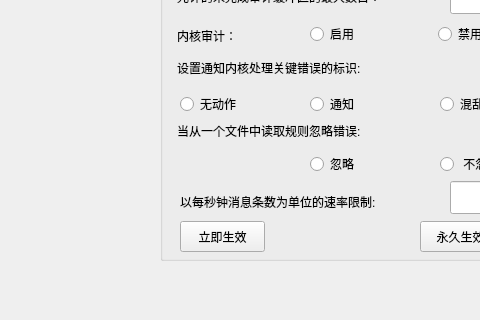
This is AUD/audkernrulepage.ui in liuyufeng509/SecCenter as Qt 5 draws it before an edit; both pictures show x 0 to 480 and y 98 to 418 of the 710 by 418 pixel window. The edited form follows.
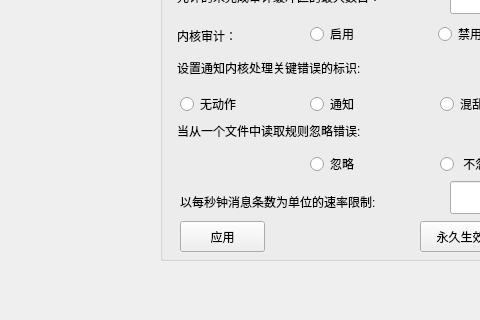
This is the edited form.

What changed in the file:
```diff
--- a/AUD/audkernrulepage.ui
+++ b/AUD/audkernrulepage.ui
@@ -216,7 +216,7 @@
        </rect>
       </property>
       <property name="text">
-       <string>立即生效</string>
+       <string>应用</string>
       </property>
      </widget>
      <widget class="QPushButton" name="ker_aud_param_saveButton">
```
Left out of the diff: 30 changed lines with no effect on the pictures.
